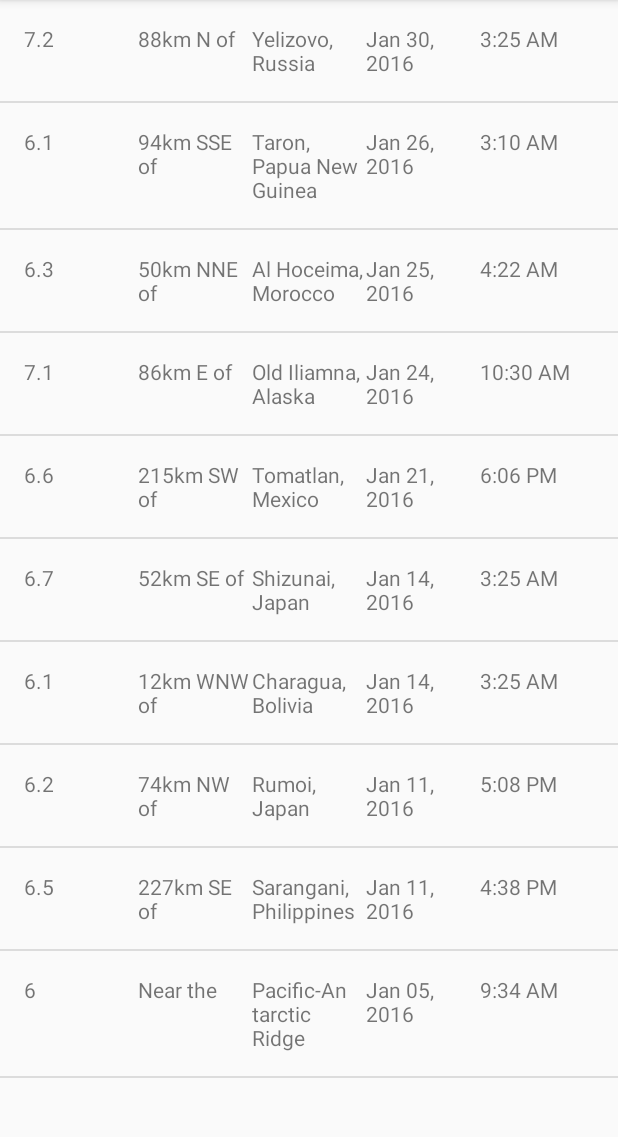
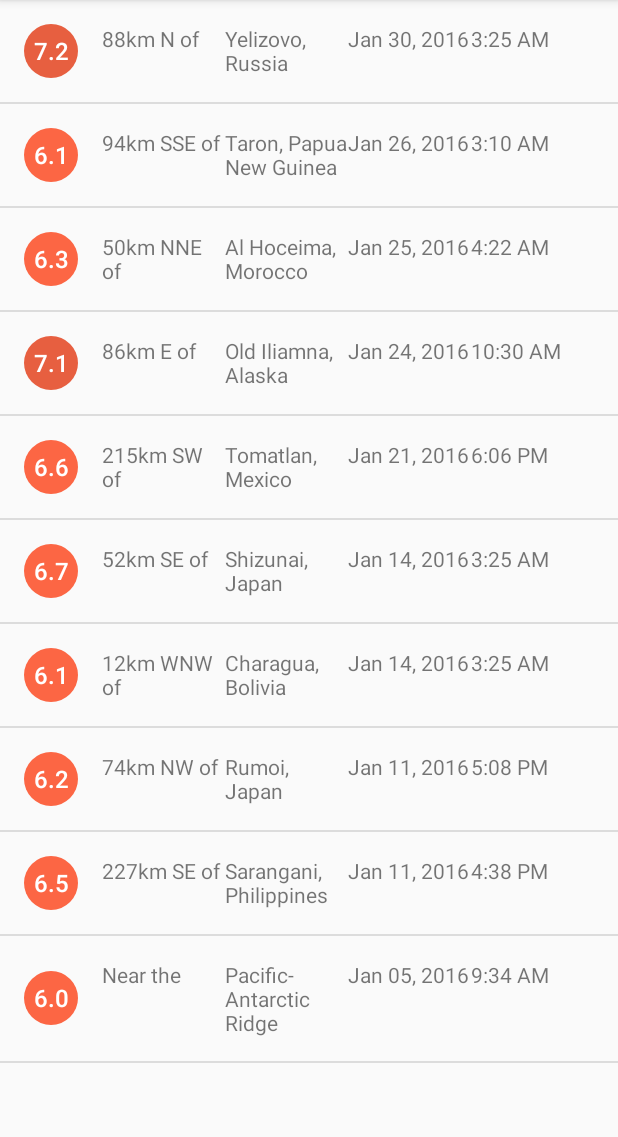
Before and after one commit to thom1376/Lab6, an Android app: the screen it shows after launch (EarthquakeActivity), on a phone screen of 412 x 824 dp, the part 84-1221 px from its top. Run offline under Robolectric (Android 15) with nearby library versions, the phone set to English and light mode, and no system bars.

Commit message:
Add colored magnitude circles to QuakeReport project

```diff
--- a/QuakeReport/app/src/main/java/com/example/android/quakereport/Earthquake.java
+++ b/QuakeReport/app/src/main/java/com/example/android/quakereport/Earthquake.java
@@ -1,17 +1,17 @@
 package com.example.android.quakereport;
 
 public class Earthquake {
-    private String mMagnitude;
+    private Double mMagnitude;
     private String mLocation;
     private Long mTimeInMilliseconds;
 
-    public Earthquake(String mMagnitude, String mLocation, Long mTimeInMilliseconds) {
+    public Earthquake(Double mMagnitude, String mLocation, Long mTimeInMilliseconds) {
         this.mMagnitude = mMagnitude;
         this.mLocation = mLocation;
         this.mTimeInMilliseconds = mTimeInMilliseconds;
     }
 
-    public String getMagnitude() {
+    public Double getMagnitude() {
         return mMagnitude;
     }
 
--- a/QuakeReport/app/src/main/java/com/example/android/quakereport/EarthquakeAdapter.java
+++ b/QuakeReport/app/src/main/java/com/example/android/quakereport/EarthquakeAdapter.java
@@ -1,12 +1,15 @@
 package com.example.android.quakereport;
 
 import android.app.Activity;
+import android.graphics.drawable.GradientDrawable;
+import android.support.v4.content.ContextCompat;
 import android.view.LayoutInflater;
 import android.view.View;
 import android.view.ViewGroup;
 import android.widget.ArrayAdapter;
 import android.widget.TextView;
 
+import java.text.DecimalFormat;
 import java.text.SimpleDateFormat;
 import java.util.ArrayList;
 import java.util.Date;
@@ -36,7 +39,17 @@ public class EarthquakeAdapter extends ArrayAdapter<Earthquake> {
 
         TextView magnitudeTextView = listItemView.findViewById(R.id.magnitude);
         // Get the magnitude from the Earthquake object and set this text on the magnitude TextView
-        magnitudeTextView.setText(currentReport.getMagnitude());
+        magnitudeTextView.setText(formatMagnitude(currentReport.getMagnitude()));
+
+        // Set the proper background color on the magnitude circle.
+        // Fetch the background from the TextView, which is a GradientDrawable.
+        GradientDrawable magnitudeCircle = (GradientDrawable) magnitudeTextView.getBackground();
+
+        // Get the appropriate background color based on the current earthquake magnitude
+        int magnitudeColor = getMagnitudeColor(currentReport.getMagnitude());
+
+        // Set the color on the magnitude circle
+        magnitudeCircle.setColor(magnitudeColor);
 
         // Get the original location string from the Earthquake object,
         // which can be in the format of "5km N of Cairo, Egypt" or "Pacific-Antarctic Ridge".
@@ -88,6 +101,45 @@ public class EarthquakeAdapter extends ArrayAdapter<Earthquake> {
         return listItemView;
     }
 
+    private int getMagnitudeColor(Double magnitude) {
+        int magnitudeColorResourceId;
+        int magnitudeFloor = (int) Math.floor(magnitude);
+        switch (magnitudeFloor) {
+            case 0:
+            case 1:
+                magnitudeColorResourceId = R.color.magnitude1;
+                break;
+            case 2:
+                magnitudeColorResourceId = R.color.magnitude2;
+                break;
+            case 3:
+                magnitudeColorResourceId = R.color.magnitude3;
+                break;
+            case 4:
+                magnitudeColorResourceId = R.color.magnitude4;
+                break;
+            case 5:
+                magnitudeColorResourceId = R.color.magnitude5;
+                break;
+            case 6:
+                magnitudeColorResourceId = R.color.magnitude6;
+                break;
+            case 7:
+                magnitudeColorResourceId = R.color.magnitude7;
+                break;
+            case 8:
+                magnitudeColorResourceId = R.color.magnitude8;
+                break;
+            case 9:
+                magnitudeColorResourceId = R.color.magnitude9;
+                break;
+            default:
+                magnitudeColorResourceId = R.color.magnitude10plus;
+                break;
+        }
+        return ContextCompat.getColor(getContext(), magnitudeColorResourceId);
+    }
+
     /**
      * Return the formatted date string (i.e. "Mar 3, 1984") from a Date object.
      */
@@ -103,4 +155,13 @@ public class EarthquakeAdapter extends ArrayAdapter<Earthquake> {
         SimpleDateFormat timeFormat = new SimpleDateFormat("h:mm a");
         return timeFormat.format(dateObject);
     }
+
+    /**
+     * Return the formatted magnitude string showing 1 decimal place (i.e. "3.2")
+     * from a decimal magnitude value.
+     */
+    private String formatMagnitude(double magnitude) {
+        DecimalFormat magnitudeFormat = new DecimalFormat("0.0");
+        return magnitudeFormat.format(magnitude);
+    }
 }
--- a/QuakeReport/app/src/main/java/com/example/android/quakereport/QueryUtils.java
+++ b/QuakeReport/app/src/main/java/com/example/android/quakereport/QueryUtils.java
@@ -60,7 +60,7 @@ public final class QueryUtils {
                 JSONObject feature = jsonArray.getJSONObject(i);
                 JSONObject properties = feature.getJSONObject("properties");
 
-                String magnitude = properties.getString("mag");
+                Double magnitude = properties.getDouble("mag");
                 String location = properties.getString("place");
                 Long date = properties.getLong("time");
 
--- /dev/null
+++ b/QuakeReport/app/src/main/res/drawable/magnitude_circle.xml
@@ -0,0 +1,9 @@
+<?xml version="1.0" encoding="utf-8"?><!-- Background circle for the magnitude value -->
+<shape xmlns:android="http://schemas.android.com/apk/res/android"
+    android:shape="oval">
+    <solid android:color="@color/magnitude1" />
+    <size
+        android:width="36dp"
+        android:height="36dp" />
+    <corners android:radius="18dp" />
+</shape>
--- a/QuakeReport/app/src/main/res/layout/earthquake_list_item.xml
+++ b/QuakeReport/app/src/main/res/layout/earthquake_list_item.xml
@@ -2,19 +2,25 @@
 <LinearLayout xmlns:android="http://schemas.android.com/apk/res/android"
     xmlns:tools="http://schemas.android.com/tools"
     android:layout_width="match_parent"
-    android:layout_height="match_parent"
+    android:layout_height="wrap_content"
     android:orientation="horizontal"
     android:padding="16dp">
 
     <TextView
         android:id="@+id/magnitude"
-        android:layout_width="0dp"
-        android:layout_height="wrap_content"
-        android:layout_weight="1"
+        android:layout_width="36dp"
+        android:layout_height="36dp"
+        android:layout_gravity="center_vertical"
+        android:background="@drawable/magnitude_circle"
+        android:fontFamily="sans-serif-medium"
+        android:gravity="center"
+        android:textColor="@android:color/white"
+        android:textSize="16sp"
         tools:text="8.9" />
 
     <TextView
         android:id="@+id/location_offset"
+        android:layout_marginLeft="16dp"
         android:layout_width="0dp"
         android:layout_height="wrap_content"
         android:layout_weight="1"
--- a/QuakeReport/app/src/main/res/values/colors.xml
+++ b/QuakeReport/app/src/main/res/values/colors.xml
@@ -22,4 +22,34 @@
 
     <!-- Accent color of the app -->
     <color name="colorAccent">#10CAC9</color>
+
+    <!-- Color for an earthquake with magnitude 0 and 2 -->
+    <color name="magnitude1">#4A7BA7</color>
+
+    <!-- Magnitude circle color for an earthquake with magnitude between 2 and 3 -->
+    <color name="magnitude2">#04B4B3</color>
+
+    <!-- Magnitude circle color for an earthquake with magnitude between 3 and 4 -->
+    <color name="magnitude3">#10CAC9</color>
+
+    <!-- Magnitude circle color for an earthquake with magnitude between 4 and 5 -->
+    <color name="magnitude4">#F5A623</color>
+
+    <!-- Magnitude circle color for an earthquake with magnitude between 5 and 6 -->
+    <color name="magnitude5">#FF7D50</color>
+
+    <!-- Magnitude circle color for an earthquake with magnitude between 6 and 7 -->
+    <color name="magnitude6">#FC6644</color>
+
+    <!-- Magnitude circle color for an earthquake with magnitude between 7 and 8 -->
+    <color name="magnitude7">#E75F40</color>
+
+    <!-- Magnitude circle color for an earthquake with magnitude between 8 and 9 -->
+    <color name="magnitude8">#E13A20</color>
+
+    <!-- Magnitude circle color for an earthquake with magnitude between 9 and 10 -->
+    <color name="magnitude9">#D93218</color>
+
+    <!-- Magnitude circle color for an earthquake with magnitude over 10 -->
+    <color name="magnitude10plus">#C03823</color>
 </resources>
```
